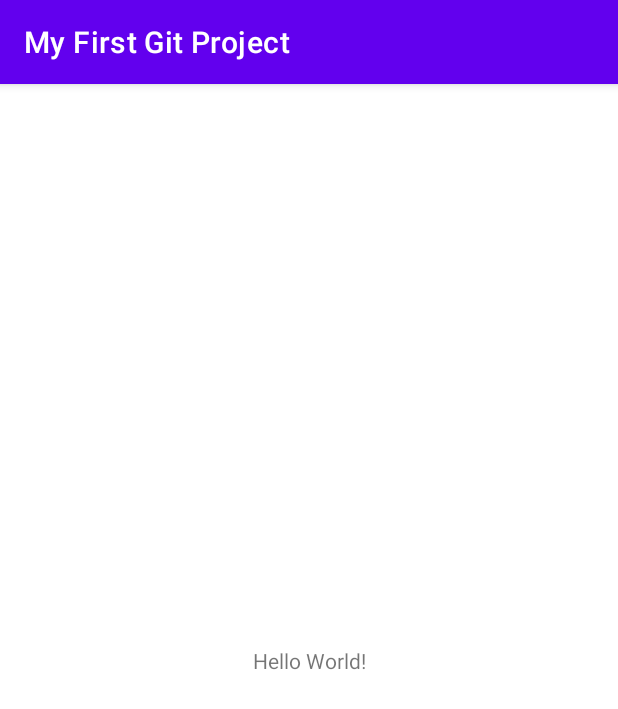
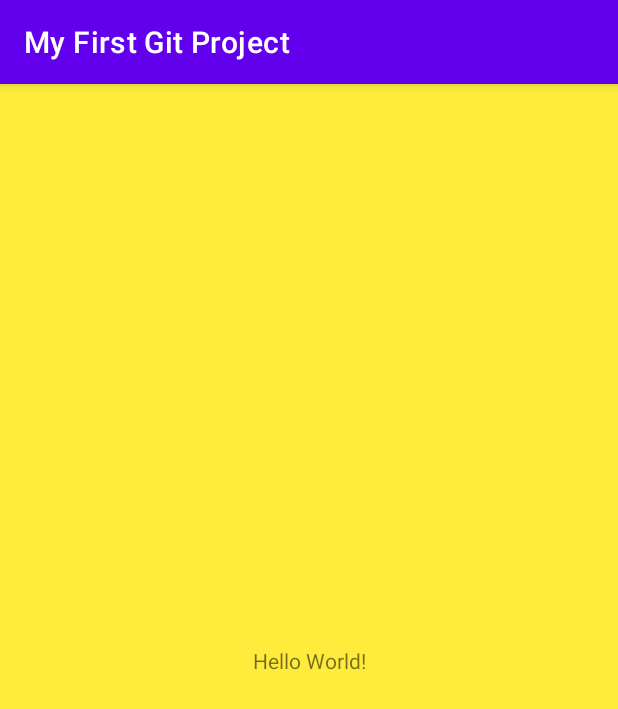
Before and after one commit to KirillSolovev/MyFirstGitProject, an Android app: the screen it shows after launch (MainActivity), on a phone screen of 412 x 824 dp. Shown: the top 709 px of the screen. Run offline under Robolectric (Android 15) with nearby library versions, the phone set to English and light mode, and no system bars.

Commit message:
change background color

```diff
--- a/app/src/main/res/layout/activity_main.xml
+++ b/app/src/main/res/layout/activity_main.xml
@@ -4,6 +4,7 @@
     xmlns:tools="http://schemas.android.com/tools"
     android:layout_width="match_parent"
     android:layout_height="match_parent"
+    android:background="#FFEB3B"
     tools:context=".MainActivity">
 
     <TextView
```
